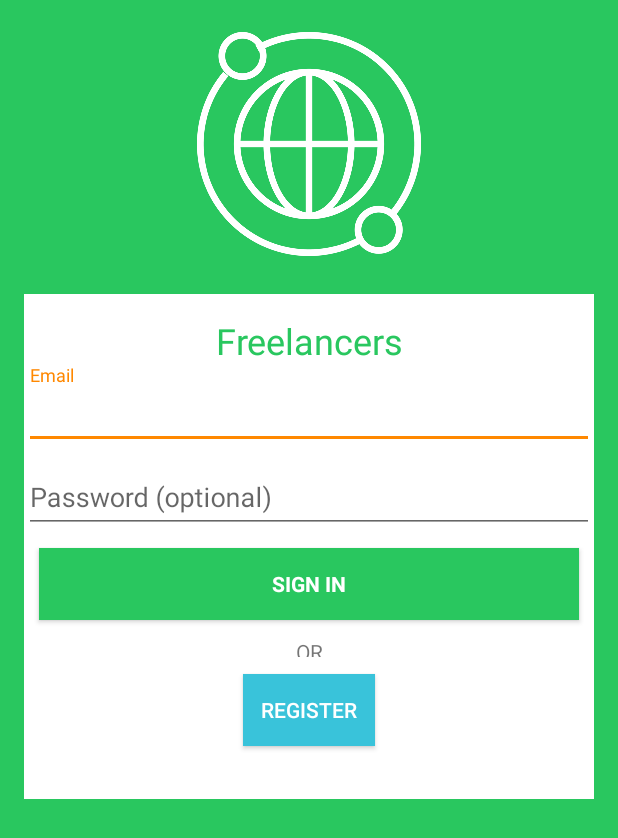
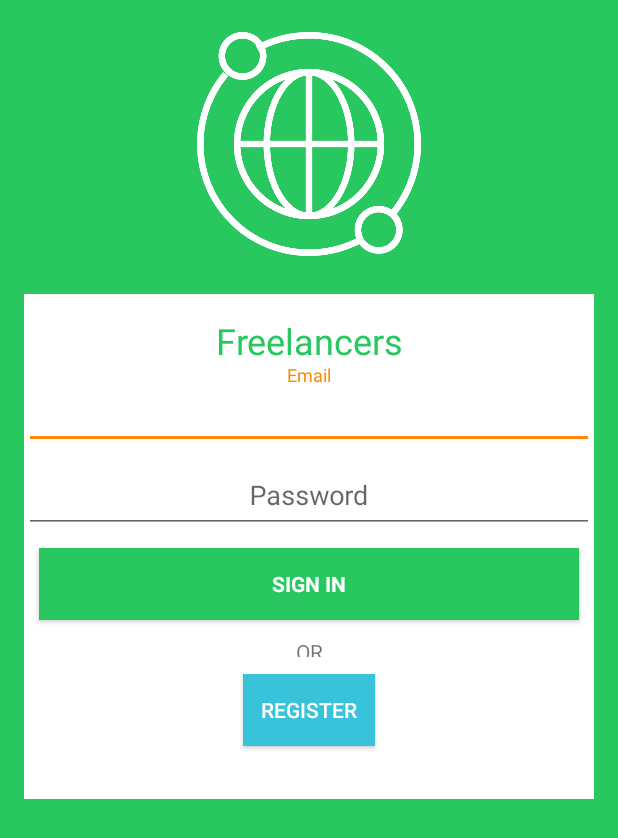
Before and after one commit to jorgebeauregard/Freelance-Android, an Android app: the layout activity_login.xml on its own in the app's theme, with its tools: preview values and no code run, on a phone screen of 412 x 824 dp. Shown: the top 838 px of the screen. Run offline under Robolectric (Android 15) with nearby library versions, the phone set to English and light mode, and no system bars; network calls fail.

Commit message:
Login XML

```diff
--- a/app/src/main/res/layout/activity_login.xml
+++ b/app/src/main/res/layout/activity_login.xml
@@ -60,7 +60,8 @@
                 android:hint="@string/prompt_email"
                 android:inputType="textEmailAddress"
                 android:maxLines="1"
-                android:singleLine="true" />
+                android:singleLine="true"
+                android:gravity="center_horizontal"/>
 
         </android.support.design.widget.TextInputLayout>
 
@@ -72,13 +73,14 @@
                 android:id="@+id/password"
                 android:layout_width="match_parent"
                 android:layout_height="wrap_content"
-                android:hint="@string/prompt_password"
+                android:hint="Password"
                 android:imeActionId="@+id/login"
                 android:imeActionLabel="@string/action_sign_in_short"
                 android:imeOptions="actionUnspecified"
                 android:inputType="textPassword"
                 android:maxLines="1"
-                android:singleLine="true" />
+                android:singleLine="true"
+                android:gravity="center_horizontal"/>
 
         </android.support.design.widget.TextInputLayout>
 
```
